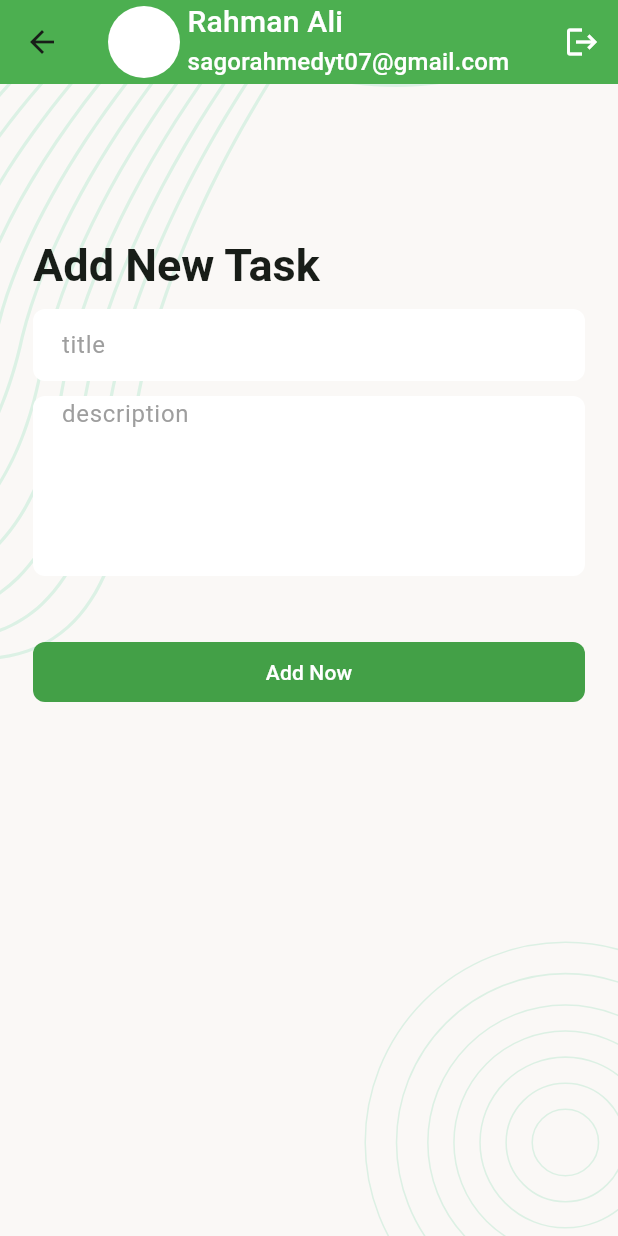
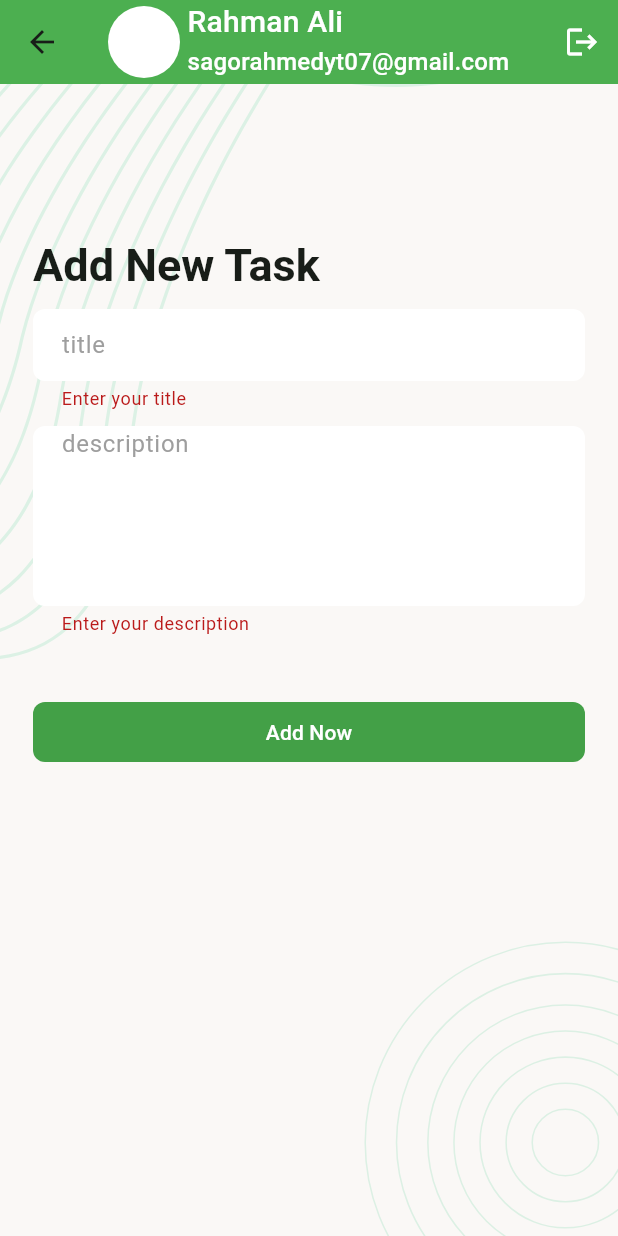
Before and after one commit to SagorAhmed-Coder/Task-manager-app, a Flutter app: the AddNewTaskScreen screen opened by its route, after a tap on "Add Now", on a phone screen of 412 x 824 dp. Run offline on Flutter 3.47's test engine with Material 3 defaults, Android fonts, the phone set to English and light mode, and no system bars; our stand-ins replace email_validator, flutter_svg, pin_code_fields, shared_preferences; accounts and stored records are empty.

Commit message:
add new task compleated

```diff
--- a/lib/app.dart
+++ b/lib/app.dart
@@ -15,6 +15,7 @@ class TaskManagerApp extends StatelessWidget {
   @override
   Widget build(BuildContext context) {
     return MaterialApp(
+      debugShowCheckedModeBanner: false,
       theme: ThemeData(
         colorSchemeSeed: Colors.green.shade200,
         inputDecorationTheme: InputDecorationTheme(
--- a/lib/data/utils/urls.dart
+++ b/lib/data/utils/urls.dart
@@ -4,4 +4,5 @@ class Urls {
   static const String _baseUrl = 'http://35.73.30.144:2005/api/v1';
   static const String registration = '$_baseUrl/Registration';
   static const String signIn = '$_baseUrl/Login';
+  static const String addNewTask = '$_baseUrl/createTask';
 }
--- a/lib/ui/screen/add_new_task_screen.dart
+++ b/lib/ui/screen/add_new_task_screen.dart
@@ -1,6 +1,12 @@
+import 'dart:convert';
+
 import 'package:flutter/material.dart';
+import 'package:task_manager/data/controller/auth_controller.dart';
+import 'package:task_manager/data/service/network_caller.dart';
+import 'package:task_manager/data/utils/urls.dart';
 import 'package:task_manager/ui/utils/my_app_bar.dart';
 import 'package:task_manager/ui/utils/screen_background.dart';
+import 'package:task_manager/ui/utils/snacbar_message.dart';
 
 class AddNewTaskScreen extends StatefulWidget {
   const AddNewTaskScreen({super.key});
@@ -12,6 +18,15 @@ class AddNewTaskScreen extends StatefulWidget {
 }
 
 class _AddNewTaskScreenState extends State<AddNewTaskScreen> {
+
+  final TextEditingController _titleController = TextEditingController();
+  final TextEditingController _descriptionController = TextEditingController();
+
+  final GlobalKey<FormState> _globalKey = GlobalKey<FormState>();
+
+  bool addNewTaskInProgress = false;
+
+
   @override
   Widget build(BuildContext context) {
     return Scaffold(
@@ -19,6 +34,9 @@ class _AddNewTaskScreenState extends State<AddNewTaskScreen> {
       body: ScreenBackground(
         child: Padding(
           padding: const EdgeInsets.all(22.0),
+          child: Form(
+            key: _globalKey,
+            autovalidateMode: AutovalidateMode.onUserInteraction,
             child: Column(
               crossAxisAlignment: CrossAxisAlignment.start,
               spacing: 10,
@@ -26,24 +44,83 @@ class _AddNewTaskScreenState extends State<AddNewTaskScreen> {
                 const SizedBox(height: 70,),
                 Text('Add New Task',style: Theme.of(context).textTheme.titleLarge,),
 
-              TextField(
+                TextFormField(
+                  controller: _titleController,
                   decoration: InputDecoration(
                     hintText: 'title',
                   ),
+                  validator: (value) {
+                    if(value?.trim().isEmpty ?? true){
+                      return 'Enter your title';
+                    }
+                  },
                 ),
-              TextField(
+                TextFormField(
+                  controller: _descriptionController,
                   maxLines: 5,
                   decoration: InputDecoration(
                     hintText: 'description',
-
                   ),
+                  validator: (value) {
+                    if(value?.trim().isEmpty ?? true){
+                      return 'Enter your description';
+                    }
+                  },
                 ),
                 const SizedBox(height: 20,),
-              FilledButton(onPressed: (){}, child: Text('Add Now')),
+                Visibility(
+                  visible: addNewTaskInProgress == false,
+                  replacement: Center(child: CircularProgressIndicator(),),
+                  child: FilledButton(
+                      onPressed: _onTapSubmitButton,
+                      child: Text('Add Now')),
+                ),
               ],
             ),
           ),
-      )
+        ),
+      ),
     );
   }
+  void _onTapSubmitButton(){
+    if(_globalKey.currentState!.validate()){
+      _addNewTask();
     }
+  }
+  //api call
+  Future<void> _addNewTask()async{
+    addNewTaskInProgress = true;
+    setState(() {});
+    //prepare data
+    Map<String,dynamic> requestBody ={
+      "title": _titleController.text,
+      "description": _descriptionController.text,
+      "status":"New"
+    };
+    NetworkResponse response = await NetworkCaller.postRequest(
+     Urls.addNewTask,
+      body: requestBody,
+    );
+    addNewTaskInProgress = false;
+    setState(() {});
+    if(response.isSuccess){
+      clearTextField();
+      SnacbarMessage(context, 'Add this task Successfully');
+    }else{
+      SnacbarMessage(context, response.errorMessage);
+    }
+  }
+
+  //clear textfield
+  void clearTextField(){
+    _titleController.clear();
+    _descriptionController.clear();
+  }
+  //dispose
+  @override
+  void dispose() {
+    _titleController.dispose();
+    _descriptionController.dispose();
+    super.dispose();
+  }
+}
```
Also changed, not shown: lib/data/service/network_caller.dart (+12 -2 lines). Lines whose indentation alone changed are shown as unchanged.
